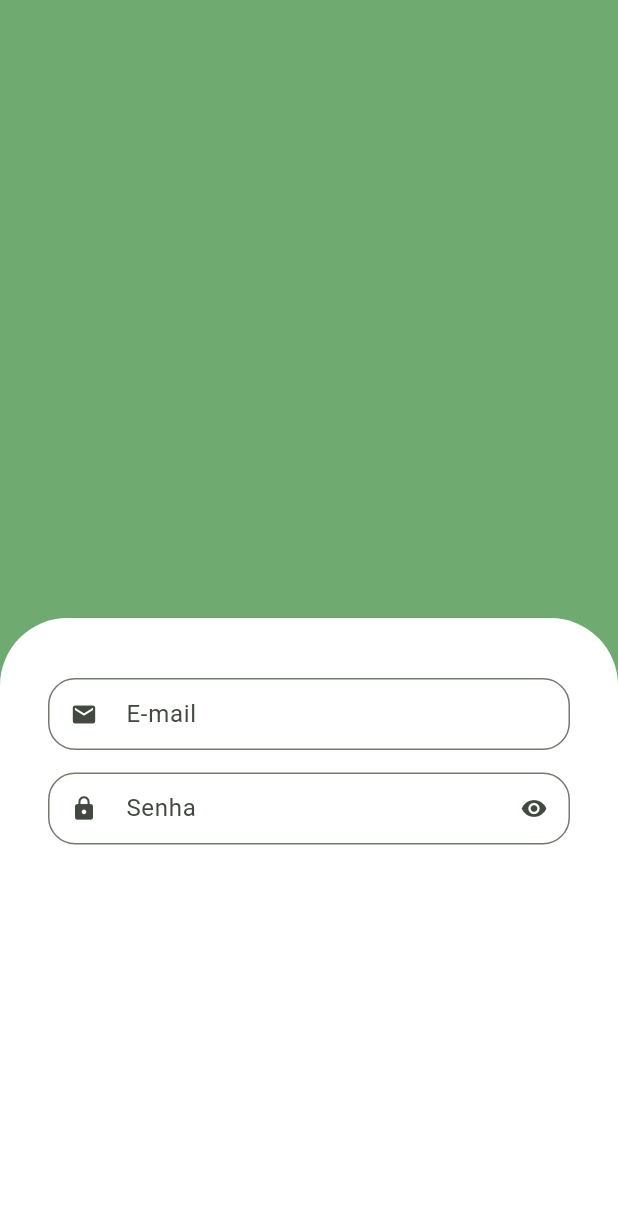
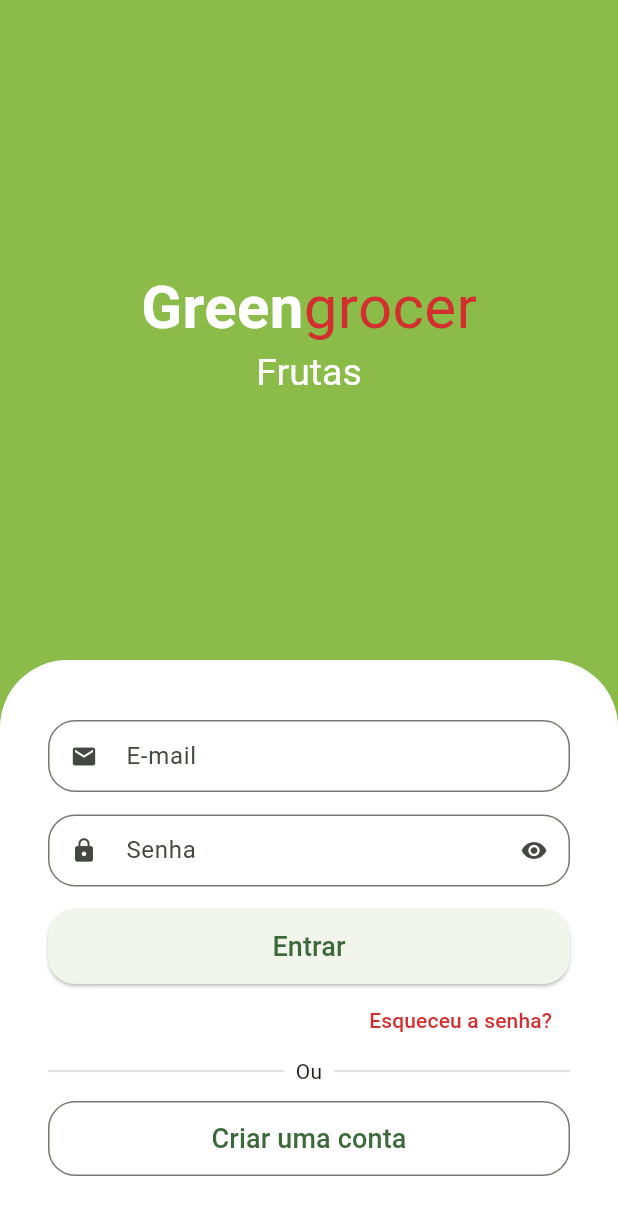
Before and after one commit to michelgm/GreenGrocer, a Flutter app: the screen it shows after launch, on a phone screen of 412 x 824 dp. Shown: the top 1215 px of the screen. Run offline on Flutter 3.47's test engine with Material 2 defaults, Android fonts, the phone set to English and light mode, and no system bars; drawn by our look-alikes of animated_text_kit.

Commit message:
sign in screen

```diff
--- /dev/null
+++ b/lib/src/auth/config/custom_colors.dart
@@ -0,0 +1,21 @@
+import 'package:flutter/material.dart';
+
+Map<int, Color> _swatchOpacity = {
+  50: const Color.fromRGBO(139, 195, 74, .1),
+  100: const Color.fromRGBO(139, 195, 74, .2),
+  200: const Color.fromRGBO(139, 195, 74, .3),
+  300: const Color.fromRGBO(139, 195, 74, .4),
+  400: const Color.fromRGBO(139, 195, 74, .5),
+  500: const Color.fromRGBO(139, 195, 74, .6),
+  600: const Color.fromRGBO(139, 195, 74, .7),
+  700: const Color.fromRGBO(139, 195, 74, .8),
+  800: const Color.fromRGBO(139, 195, 74, .9),
+  900: const Color.fromRGBO(139, 195, 74, 1),
+};
+
+abstract class CustomColors {
+  static Color customContrastColor = Colors.red.shade700;
+
+  static MaterialColor customSwatchColor =
+      MaterialColor(0xFF8BBC4A, _swatchOpacity);
+}
--- a/lib/src/auth/sign_in_screen.dart
+++ b/lib/src/auth/sign_in_screen.dart
@@ -1,4 +1,6 @@
+import 'package:animated_text_kit/animated_text_kit.dart';
 import 'package:flutter/material.dart';
+import 'package:greengrocer/src/auth/config/custom_colors.dart';
 
 import 'components/custom_text_field.dart';
 
@@ -7,17 +9,71 @@ class SignInScreen extends StatelessWidget {
 
   @override
   Widget build(BuildContext context) {
+    final size = MediaQuery.of(context).size;
+
     return Scaffold(
-      backgroundColor: const Color.fromARGB(255, 111, 171, 113),
-      body: Column(
+      backgroundColor: CustomColors.customSwatchColor,
+      body: SingleChildScrollView(
+        child: SizedBox(
+          height: size.height,
+          width: size.width,
+          child: Column(
             children: [
               Expanded(
-            child: Container(
-              color: const Color.fromARGB(255, 111, 171, 113),
+                child: Column(
+                  mainAxisAlignment: MainAxisAlignment.center,
+                  children: [
+                    // Nome do APP
+                    Text.rich(
+                      TextSpan(
+                        style: const TextStyle(
+                          fontSize: 40,
+                        ),
+                        children: [
+                          const TextSpan(
+                            text: "Green",
+                            style: TextStyle(
+                              color: Colors.white,
+                              fontWeight: FontWeight.bold,
                             ),
                           ),
-          Expanded(
-            child: Container(
+                          TextSpan(
+                            text: 'grocer',
+                            style: TextStyle(
+                              color: CustomColors.customContrastColor,
+                            ),
+                          ),
+                        ],
+                      ),
+                    ),
+
+                    // Categorias
+                    SizedBox(
+                      height: 30,
+                      child: DefaultTextStyle(
+                        style: const TextStyle(
+                          fontSize: 25,
+                        ),
+                        child: AnimatedTextKit(
+                          pause: Duration.zero,
+                          repeatForever: true,
+                          animatedTexts: [
+                            FadeAnimatedText('Frutas'),
+                            FadeAnimatedText('Verduras'),
+                            FadeAnimatedText('Legumes'),
+                            FadeAnimatedText('Carnes'),
+                            FadeAnimatedText('Cereais'),
+                            FadeAnimatedText('Laticínios'),
+                          ],
+                        ),
+                      ),
+                    ),
+                  ],
+                ),
+              ),
+
+              // Formulario
+              Container(
                 padding: const EdgeInsets.symmetric(
                   vertical: 40,
                   horizontal: 32,
@@ -29,22 +85,104 @@ class SignInScreen extends StatelessWidget {
                   ),
                 ),
                 child: Column(
+                  crossAxisAlignment: CrossAxisAlignment.stretch,
                   children: [
-                  CustomTextFild(
+                    // Email
+                    const CustomTextFild(
                       label: "E-mail",
                       icon: Icons.email,
                     ),
-                  CustomTextFild(
+
+                    // Senha
+                    const CustomTextFild(
                       label: "Senha",
                       icon: Icons.lock,
                       isSecret: true,
+                    ),
+
+                    // Botão Entrar
+                    SizedBox(
+                      height: 50,
+                      child: ElevatedButton(
+                        style: ElevatedButton.styleFrom(
+                          shape: RoundedRectangleBorder(
+                            borderRadius: BorderRadius.circular(18),
+                          ),
+                        ),
+                        onPressed: () {},
+                        child: const Text(
+                          'Entrar',
+                          style: TextStyle(
+                            fontSize: 18,
+                          ),
+                        ),
+                      ),
+                    ),
+
+                    // Botão esqueceu a senha?
+                    Align(
+                      alignment: Alignment.centerRight,
+                      child: TextButton(
+                        onPressed: () {},
+                        child: Text(
+                          'Esqueceu a senha?',
+                          style: TextStyle(
+                            color: CustomColors.customContrastColor,
+                          ),
+                        ),
+                      ),
+                    ),
+
+                    // Divisor
+                    Padding(
+                      padding: const EdgeInsets.only(bottom: 10),
+                      child: Row(
+                        children: <Widget>[
+                          Expanded(
+                            child: Divider(
+                              color: Colors.grey.shade300,
+                              thickness: 1.5,
+                            ),
+                          ),
+                          const Padding(
+                            padding: EdgeInsets.symmetric(horizontal: 8.0),
+                            child: Text("Ou"),
+                          ),
+                          Expanded(
+                            child: Divider(
+                              color: Colors.grey.shade300,
+                              thickness: 1.5,
+                            ),
+                          ),
+                        ],
+                      ),
+                    ),
+
+                    // Botão Criar uma conta
+                    SizedBox(
+                      height: 50,
+                      child: OutlinedButton(
+                        style: OutlinedButton.styleFrom(
+                          shape: RoundedRectangleBorder(
+                            borderRadius: BorderRadius.circular(18),
+                          ),
+                        ),
+                        onPressed: () {},
+                        child: const Text(
+                          "Criar uma conta",
+                          style: TextStyle(
+                            fontSize: 18,
+                          ),
+                        ),
+                      ),
+                    ),
+                  ],
+                ),
               ),
             ],
           ),
         ),
       ),
-        ],
-      ),
     );
   }
 }
--- a/pubspec.yaml
+++ b/pubspec.yaml
@@ -35,6 +35,7 @@ dependencies:
   # The following adds the Cupertino Icons font to your application.
   # Use with the CupertinoIcons class for iOS style icons.
   cupertino_icons: ^1.0.2
+  animated_text_kit: ^4.2.2
 
 dev_dependencies:
   flutter_test:
```
Also changed, not shown: pubspec.lock. Lines whose indentation alone changed are shown as unchanged.
